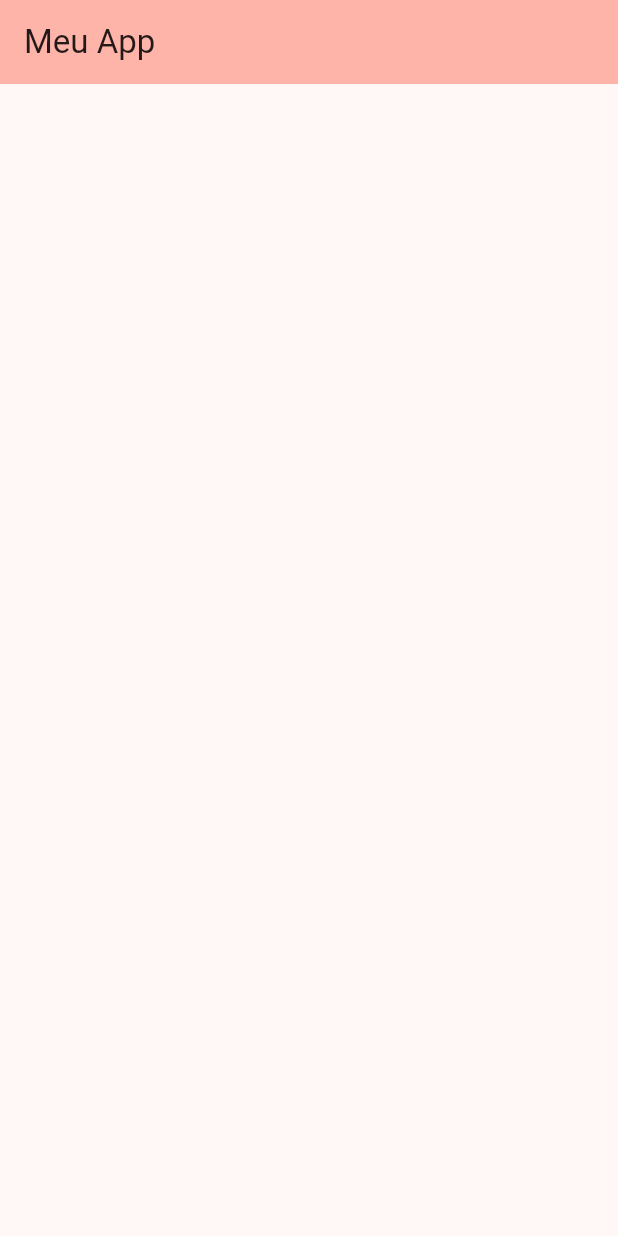
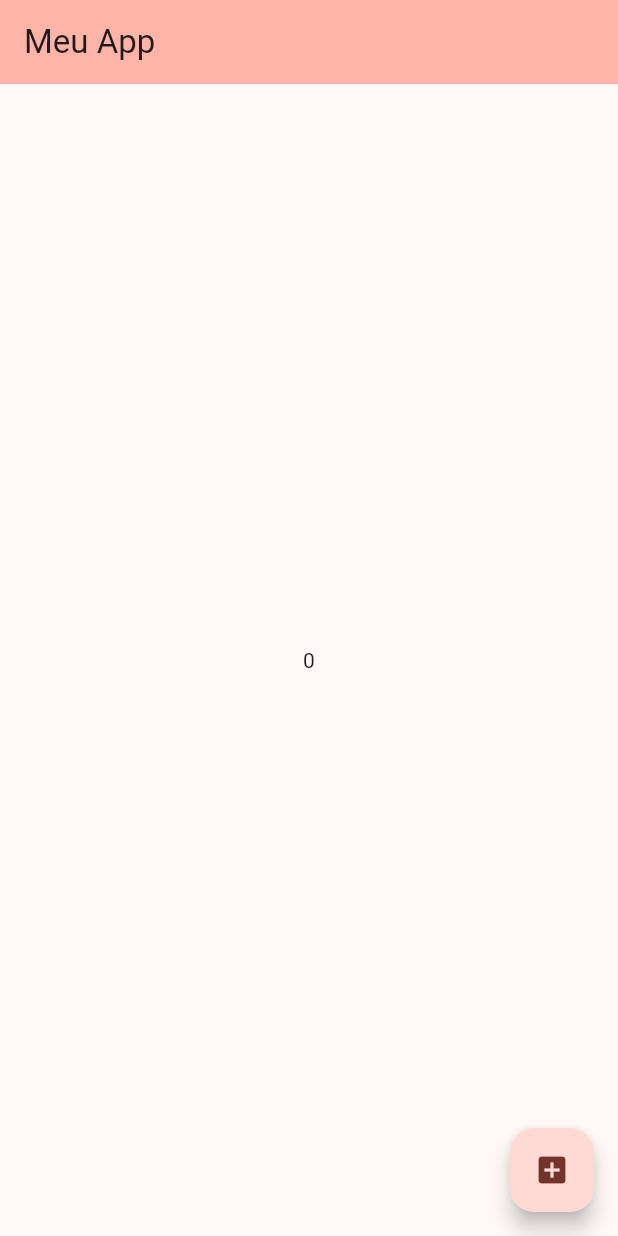
Before and after one commit to higinomatheus/dioproject, a Flutter app: the screen it shows after launch, on a phone screen of 412 x 824 dp. Run offline on Flutter 3.47's test engine with Material 3 defaults, Android fonts, the phone set to English and light mode, and no system bars.

Commit message:
gerando números aleatórios

```diff
--- a/lib/main.dart
+++ b/lib/main.dart
@@ -1,3 +1,5 @@
+import 'dart:math';
+
 import 'package:flutter/material.dart';
 
 void main(){
@@ -28,13 +30,28 @@ class HomePage extends StatefulWidget {
 }
 
 class _HomePageState extends State<HomePage> {
+  var randomNumber = 0;
+
+  void _generateRandomNumber(){
+    Random num = Random();
+    setState(() {
+      randomNumber = num.nextInt(1000);
+    });
+  }
+
   @override
   Widget build(BuildContext context) {
+    debugPrint("O método build é chamado cada vez que o estado deste objeto é alterado");
     return Scaffold(
       appBar: AppBar(
         title: const Text("Meu App"),
         backgroundColor: Theme.of(context).colorScheme.inversePrimary,
       ),
+      body: Center(child: Text(randomNumber.toString())),
+      floatingActionButton: FloatingActionButton(
+        onPressed: _generateRandomNumber,
+        child: Icon(Icons.add_box),
+      ),
     );
   }
 }
```
